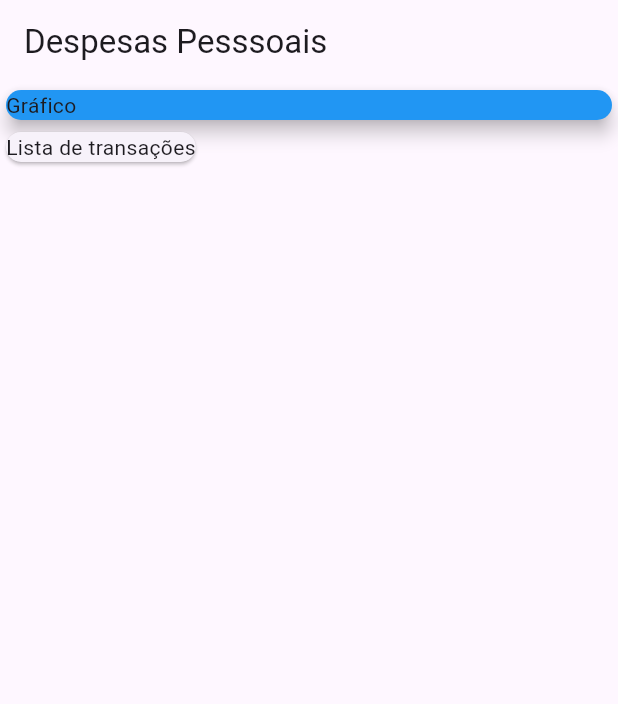
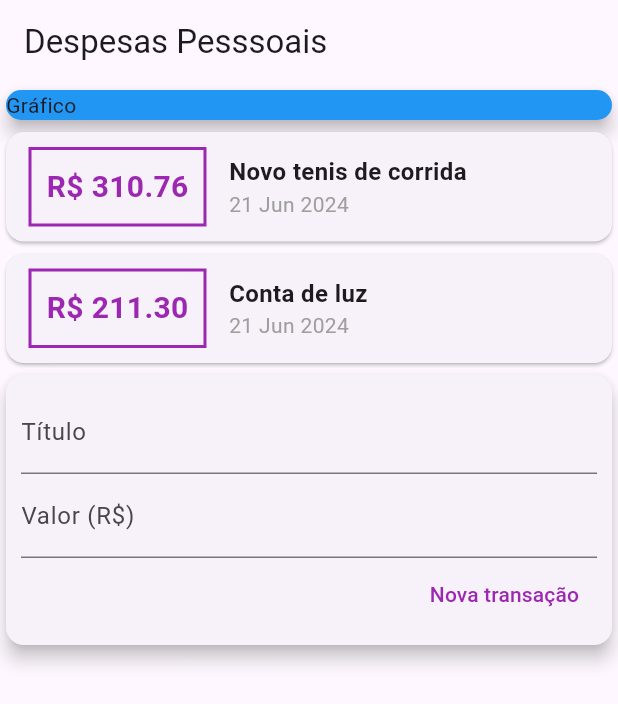
Before and after one commit to gfgomes/flutter_despesas_pessoais, a Flutter app: the screen it shows after launch, on a phone screen of 412 x 824 dp. Shown: the top 704 px of the screen. Run offline on Flutter 3.47's test engine with Material 3 defaults, Android fonts, the phone set to English and light mode, and no system bars.

Commit message:
Criado o componente TransactionList

```diff
--- /dev/null
+++ b/lib/components/transaction_list.dart
@@ -0,0 +1,55 @@
+import 'package:flutter/material.dart';
+import 'package:flutter_expenses_app/models/transaction.dart';
+import 'package:intl/intl.dart';
+
+class TransactionList extends StatelessWidget {
+  final List<Transaction> transactions;
+
+  const TransactionList({super.key, required this.transactions});
+
+  @override
+  Widget build(BuildContext context) {
+    return Column(
+        children: transactions.map((tr) {
+      return Card(
+        child: Row(
+          children: [
+            Container(
+              margin: const EdgeInsets.symmetric(
+                horizontal: 15,
+                vertical: 10,
+              ),
+              decoration: BoxDecoration(
+                border: Border.all(
+                  color: Colors.purple,
+                  width: 2,
+                ),
+              ),
+              padding: const EdgeInsets.all(10),
+              child: Text(
+                "R\$ ${tr.value.toStringAsFixed(2)}",
+                style: const TextStyle(
+                  fontWeight: FontWeight.bold,
+                  fontSize: 20,
+                  color: Colors.purple,
+                ),
+              ),
+            ),
+            Column(
+              crossAxisAlignment: CrossAxisAlignment.start,
+              children: [
+                Text(tr.title,
+                    style: const TextStyle(
+                      fontSize: 16,
+                      fontWeight: FontWeight.bold,
+                    )),
+                Text(DateFormat("d MMM y").format(tr.date),
+                    style: const TextStyle(color: Colors.grey)),
+              ],
+            )
+          ],
+        ),
+      );
+    }).toList());
+  }
+}
--- a/lib/main.dart
+++ b/lib/main.dart
@@ -1,4 +1,6 @@
 import 'package:flutter/material.dart';
+import 'package:flutter_expenses_app/components/transaction_list.dart';
+import 'package:flutter_expenses_app/models/transaction.dart';
 
 void main() {
   runApp(const ExepensesApp());
@@ -9,23 +11,39 @@ class ExepensesApp extends StatelessWidget {
 
   @override
   Widget build(BuildContext context) {
-    return const MaterialApp(
+    return MaterialApp(
       home: HomePage(),
     );
   }
 }
 
 class HomePage extends StatelessWidget {
-  const HomePage({super.key});
+  final titleController = TextEditingController();
+  final valueController = TextEditingController();
+
+  final List<Transaction> _transactions = [
+    Transaction(
+        id: 't1',
+        title: 'Novo tenis de corrida',
+        value: 310.76,
+        date: DateTime.now()),
+    Transaction(
+      id: 't2',
+      title: 'Conta de luz',
+      value: 211.30,
+      date: DateTime.now(),
+    ),
+  ];
+
+  HomePage({super.key});
 
   @override
   Widget build(BuildContext context) {
     return Scaffold(
       appBar: AppBar(title: const Text('Despesas Pesssoais')),
-      body: Column(
-        crossAxisAlignment: CrossAxisAlignment.start,
-        children: [
-          Container(
+      body: Column(crossAxisAlignment: CrossAxisAlignment.stretch, children: [
+        const SizedBox(
+          //widget gráfico
           width: double.infinity,
           child: Card(
             color: Colors.blue,
@@ -33,11 +51,47 @@ class HomePage extends StatelessWidget {
             child: Text("Gráfico"),
           ),
         ),
+        TransactionList(transactions: _transactions),
         Card(
-            child: Text("Lista de transações"),
+          elevation: 5,
+          child: Padding(
+            padding: const EdgeInsets.all(10),
+            child: Column(
+              children: [
+                TextField(
+                  controller: titleController,
+                  decoration: const InputDecoration(
+                    labelText: 'Título',
+                  ),
+                ),
+                TextField(
+                  controller: valueController,
+                  decoration: const InputDecoration(
+                    labelText: 'Valor (R\$)',
+                  ),
+                ),
+                Row(
+                  mainAxisAlignment: MainAxisAlignment.end,
+                  children: [
+                    TextButton(
+                      onPressed: () {
+                        print(titleController.text);
+                        print(valueController.text);
+                      },
+                      child: const Text(
+                        "Nova transação",
+                        style: TextStyle(
+                          color: Colors.purple,
+                        ),
+                      ),
                     ),
                   ],
+                )
+              ],
             ),
+          ),
+        )
+      ]),
     );
   }
 }
--- /dev/null
+++ b/lib/models/transaction.dart
@@ -0,0 +1,13 @@
+class Transaction {
+  final String id;
+  final String title;
+  final double value;
+  final DateTime date;
+
+  Transaction({
+    required this.id,
+    required this.title,
+    required this.value,
+    required this.date,
+  });
+}
```
Also changed, not shown: pubspec.yaml (+3 -4 lines), pubspec.lock. Lines whose indentation alone changed are shown as unchanged.
